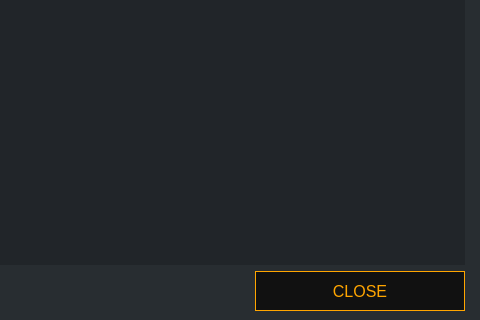
This is src/gui/ui/depositdetailsdialog.ui in ConcealNetwork/conceal-desktop as Qt 5 draws it before an edit; both pictures show x 256 to 736 and y 180 to 500 of the 736 by 500 pixel window. The edited form follows.
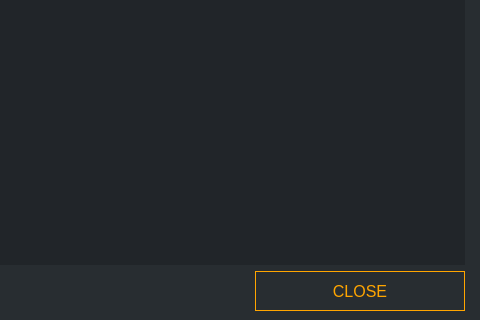
This is the edited form.

The edit to the form file:
```diff
--- a/src/gui/ui/depositdetailsdialog.ui
+++ b/src/gui/ui/depositdetailsdialog.ui
@@ -79,7 +79,7 @@
         <font/>
        </property>
        <property name="styleSheet">
-        <string notr="true">QPushButton#m_okButton {color: orange; background-color: #111111; border: 1px solid orange; font-size: 16px;}
+        <string notr="true">QPushButton#m_okButton {color: orange;  border: 1px solid orange; font-size: 16px;}
 
 QPushButton#m_okButton:hover {color: orange; background-color: #111111; border: 2px solid orange; font-size: 16px;}</string>
        </property>
```
Left out of the diff: 2 changed lines with no effect on the pictures.
